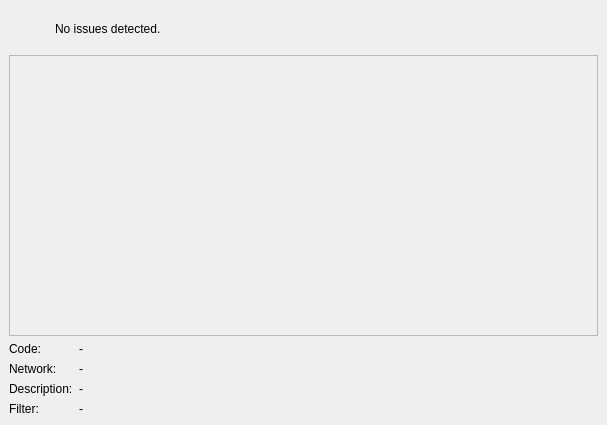
This is apps/gui-qt/scmvx/stationinfodialog.ui in SeisComP/mainx as Qt 5 draws it before an edit. The edited form follows.
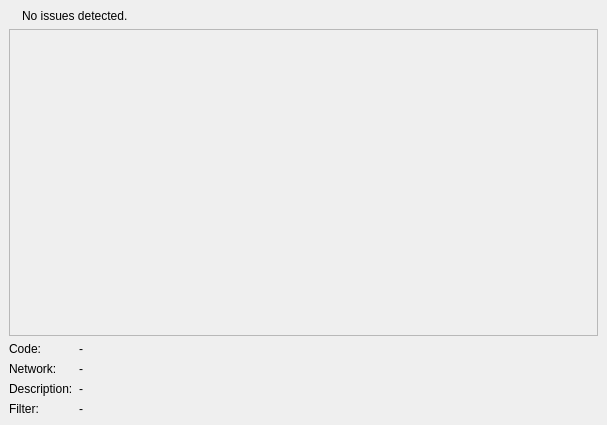
This is the edited form.

Commit message: [scmvx] Add artificial origin dialog

```diff
--- a/apps/gui-qt/scmvx/stationinfodialog.ui
+++ b/apps/gui-qt/scmvx/stationinfodialog.ui
@@ -32,12 +32,6 @@
      </property>
      <item>
       <widget class="QLabel" name="labelIssueIcon" >
-       <property name="minimumSize" >
-        <size>
-         <width>40</width>
-         <height>40</height>
-        </size>
-       </property>
        <property name="text" >
         <string/>
        </property>
```
The commit also changes 4 other files.
